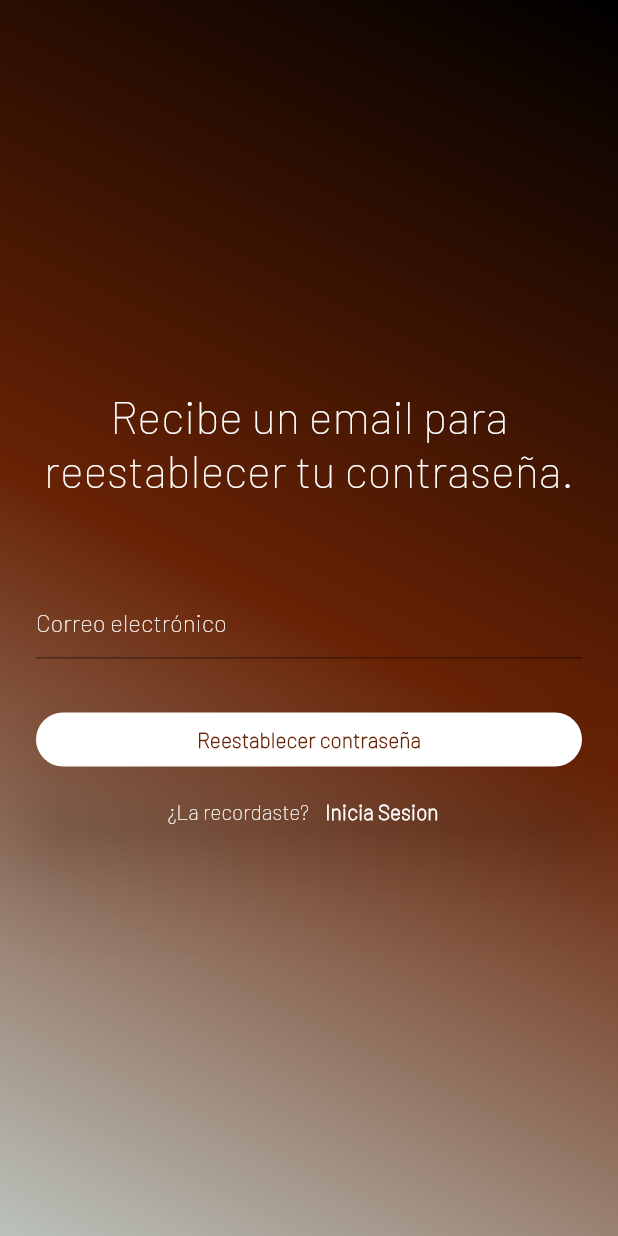
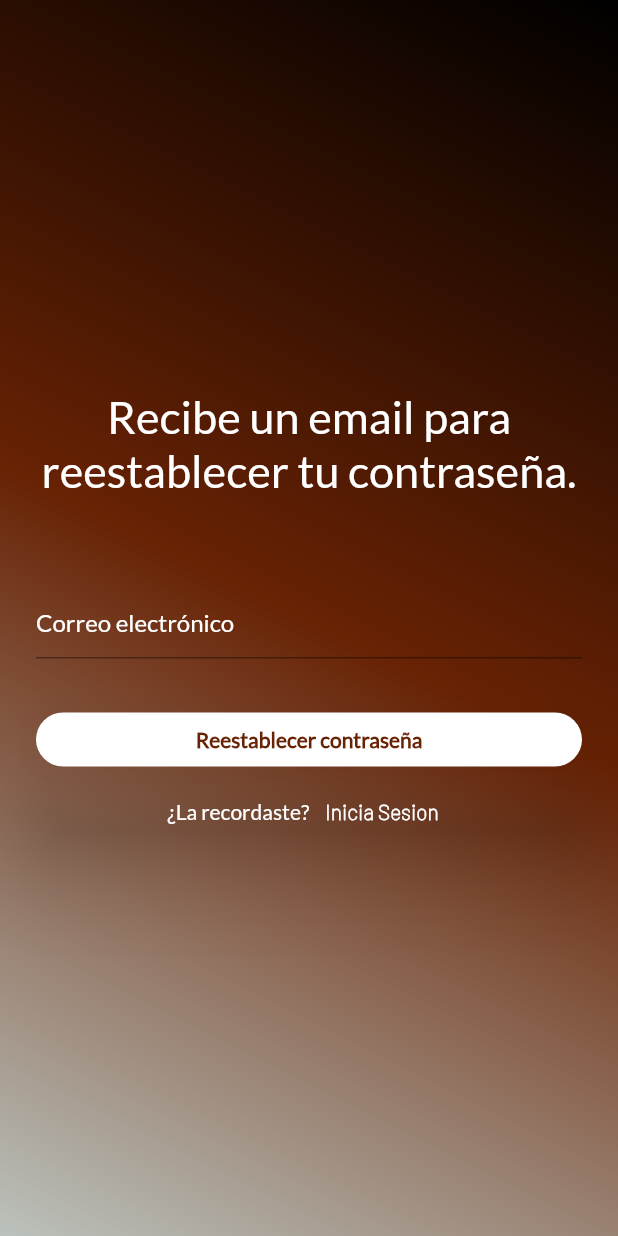
Before and after one commit to bdgv11/BarberShopApp, a Flutter app: the screen it shows after launch, after a tap on "Olvidé contraseña", on a phone screen of 412 x 824 dp. Run offline on Flutter 3.47's test engine with Material 2 defaults, Android fonts, the phone set to English and light mode, and no system bars; our stand-ins replace animate_do, cloud_firestore, firebase_auth, firebase_core, firebase_storage, google_fonts and 3 more; accounts and stored records are empty.

Commit message:
Adding Lato Font

```diff
--- a/barber/lib/feature_appointment/widgets/service_widget.dart
+++ b/barber/lib/feature_appointment/widgets/service_widget.dart
@@ -35,7 +35,7 @@ class _ServiceWidgettState extends State<ServiceWidget> {
               'Servicio: ${globals.servicioSeleccionado}',
               textAlign: TextAlign.right,
               style: const TextStyle(
-                  fontFamily: 'Barlow',
+                  fontFamily: 'Lato',
                   color: Colors.white,
                   fontSize: 20,
                   fontWeight: FontWeight.bold),
@@ -115,7 +115,7 @@ class _ServiceWidgettState extends State<ServiceWidget> {
                           Text(
                             '${documentSnapshot['nombre']}',
                             style: const TextStyle(
-                              fontFamily: 'Barlow',
+                              fontFamily: 'Lato',
                               color: Colors.white54,
                               fontSize: 20,
                               fontWeight: FontWeight.bold,
@@ -135,7 +135,7 @@ class _ServiceWidgettState extends State<ServiceWidget> {
                           Text(
                             '₡ ${documentSnapshot['precio']}',
                             style: const TextStyle(
-                                fontFamily: 'Barlow',
+                                fontFamily: 'Lato',
                                 color: Colors.white54,
                                 fontSize: 20,
                                 fontWeight: FontWeight.bold),
--- a/barber/lib/feature_cruds/screens/cruds.dart
+++ b/barber/lib/feature_cruds/screens/cruds.dart
@@ -56,7 +56,7 @@ class _CrudPageState extends State<CrudPage> {
                 indicatorColor: Colors.teal,
                 labelStyle: TextStyle(
                   fontSize: 20,
-                  fontFamily: 'Barlow',
+                  fontFamily: 'Lato',
                 ),
                 tabs: [
                   Tab(text: 'Barberos', icon: Icon(Icons.person_pin_outlined)),
--- a/barber/lib/feature_forgot_password/screens/forgot_password.dart
+++ b/barber/lib/feature_forgot_password/screens/forgot_password.dart
@@ -52,7 +52,7 @@ class _ForgotPasswordPageState extends State<ForgotPasswordPage> {
                   style: TextStyle(
                     color: Colors.white,
                     fontSize: 30,
-                    fontFamily: 'Barlow',
+                    fontFamily: 'Lato',
                   ),
                 ),
                 const Padding(padding: EdgeInsets.all(30)),
@@ -70,7 +70,7 @@ class _ForgotPasswordPageState extends State<ForgotPasswordPage> {
                       fontWeight: FontWeight.bold,
                     ),
                     hintStyle:
-                        TextStyle(color: Colors.white, fontFamily: 'Barlow'),
+                        TextStyle(color: Colors.white, fontFamily: 'Lato'),
                   ),
                 ),
                 const Padding(padding: EdgeInsets.all(15)),
@@ -108,7 +108,7 @@ class _ForgotPasswordPageState extends State<ForgotPasswordPage> {
                                 style: TextStyle(
                                     color: Color.fromARGB(255, 104, 34, 4),
                                     fontWeight: FontWeight.bold,
-                                    fontFamily: 'Barlow'),
+                                    fontFamily: 'Lato'),
                               ),
                             ),
                           )
@@ -119,8 +119,7 @@ class _ForgotPasswordPageState extends State<ForgotPasswordPage> {
                   children: [
                     const Text(
                       '¿La recordaste? ',
-                      style:
-                          TextStyle(color: Colors.white, fontFamily: 'Barlow'),
+                      style: TextStyle(color: Colors.white, fontFamily: 'Lato'),
                     ),
                     TextButton(
                       onPressed: () {
@@ -136,7 +135,7 @@ class _ForgotPasswordPageState extends State<ForgotPasswordPage> {
                           textStyle: const TextStyle(
                             color: Colors.white,
                             fontWeight: FontWeight.bold,
-                            fontFamily: 'Barlow',
+                            fontFamily: 'Lato',
                           ),
                         ),
                       ),
@@ -166,7 +165,7 @@ class _ForgotPasswordPageState extends State<ForgotPasswordPage> {
           content: Text(
             'Correo enviado.',
             textAlign: TextAlign.center,
-            style: TextStyle(fontSize: 25, fontFamily: 'Barlow'),
+            style: TextStyle(fontSize: 25, fontFamily: 'Lato'),
           ),
         ),
       );
@@ -178,7 +177,7 @@ class _ForgotPasswordPageState extends State<ForgotPasswordPage> {
           content: Text(
             'No existe ese correo.',
             textAlign: TextAlign.center,
-            style: TextStyle(fontSize: 25, fontFamily: 'Barlow'),
+            style: TextStyle(fontSize: 25, fontFamily: 'Lato'),
           ),
         ),
       );
--- a/barber/lib/feature_login/screens/login_barber_shop.dart
+++ b/barber/lib/feature_login/screens/login_barber_shop.dart
@@ -96,7 +96,7 @@ class _MyWidgetState extends State<LoginBarberShop> {
                           ),
                           hintStyle: TextStyle(
                               color: Colors.white,
-                              fontFamily: 'Barlow',
+                              fontFamily: 'Lato',
                               fontWeight: FontWeight.bold),
                         ),
                       ),
@@ -119,7 +119,7 @@ class _MyWidgetState extends State<LoginBarberShop> {
                               color: Colors.teal, fontWeight: FontWeight.bold),
                           hintStyle: TextStyle(
                             color: Colors.white,
-                            fontFamily: 'Barlow',
+                            fontFamily: 'Lato',
                             fontWeight: FontWeight.bold,
                           ),
                         ),
@@ -140,7 +140,7 @@ class _MyWidgetState extends State<LoginBarberShop> {
                               'Olvidé contraseña',
                               style: TextStyle(
                                   color: Colors.white,
-                                  fontFamily: 'Barlow',
+                                  fontFamily: 'Lato',
                                   fontWeight: FontWeight.bold),
                             ),
                           )
@@ -210,7 +210,7 @@ class _MyWidgetState extends State<LoginBarberShop> {
                                           style: TextStyle(
                                               fontSize: 25,
                                               fontWeight: FontWeight.bold,
-                                              fontFamily: 'Barlow'),
+                                              fontFamily: 'Lato'),
                                         ),
                                       ),
                                     );
@@ -222,7 +222,7 @@ class _MyWidgetState extends State<LoginBarberShop> {
                                 style: TextStyle(
                                     color: Color.fromARGB(255, 104, 34, 4),
                                     fontWeight: FontWeight.bold,
-                                    fontFamily: 'Barlow'),
+                                    fontFamily: 'Lato'),
                               ),
                             ),
                           ),
@@ -233,8 +233,7 @@ class _MyWidgetState extends State<LoginBarberShop> {
                   children: [
                     const Text(
                       '¿No tienes cuenta? ',
-                      style:
-                          TextStyle(color: Colors.white, fontFamily: 'Barlow'),
+                      style: TextStyle(color: Colors.white, fontFamily: 'Lato'),
                     ),
                     TextButton(
                       onPressed: () {
@@ -249,7 +248,7 @@ class _MyWidgetState extends State<LoginBarberShop> {
                         style: TextStyle(
                             color: Colors.white,
                             fontWeight: FontWeight.bold,
-                            fontFamily: 'Barlow'),
+                            fontFamily: 'Lato'),
                       ),
                     )
                   ],
@@ -263,7 +262,7 @@ class _MyWidgetState extends State<LoginBarberShop> {
                       style: TextStyle(
                           color: Colors.white,
                           fontWeight: FontWeight.bold,
-                          fontFamily: 'Barlow'),
+                          fontFamily: 'Lato'),
                     ),
                   ],
                 ),
@@ -334,7 +333,7 @@ class _MyWidgetState extends State<LoginBarberShop> {
                                               color: Color.fromARGB(
                                                   255, 104, 34, 4),
                                               fontWeight: FontWeight.bold,
-                                              fontFamily: 'Barlow'),
+                                              fontFamily: 'Lato'),
                                         ),
                                       )
                                     ],
--- a/barber/lib/firebase/connection_error.dart
+++ b/barber/lib/firebase/connection_error.dart
@@ -18,7 +18,7 @@ class ConnectionError extends StatelessWidget {
             'Error de conexion',
             style: TextStyle(
                 color: Colors.white,
-                fontFamily: 'Barlow',
+                fontFamily: 'Lato',
                 fontSize: 25,
                 fontWeight: FontWeight.bold),
           ),
--- a/barber/pubspec.yaml
+++ b/barber/pubspec.yaml
@@ -107,6 +107,9 @@ flutter:
     - family: Barlow
       fonts:
         - asset: Assets/Fonts/Barlow-Thin.ttf
+    - family: Lato
+      fonts:
+        - asset: Assets/Fonts/Lato-Regular.ttf
   #       - asset: fonts/Schyler-Italic.ttf
   #         style: italic
   #   - family: Trajan Pro
```
Also changed, not shown: barber/lib/feature_appointment/screens/appointment.dart (+12 -12 lines), barber/lib/feature_cruds/widgets/admin.dart (+7 -7 lines), barber/lib/feature_cruds/widgets/barber_crud.dart (+14 -14 lines), barber/lib/feature_cruds/widgets/service_crud.dart (+13 -13 lines), barber/lib/feature_home/screens/home_page.dart (+8 -8 lines), barber/lib/feature_home/widgets/drawer_widget.dart (+5 -5 lines), barber/lib/feature_register/screens/register_page.dart (+6 -6 lines), barber/Assets/Fonts/Lato-Regular.ttf (added), barber/Assets/Fonts/Lato-Thin.ttf (added), 2 other files.
